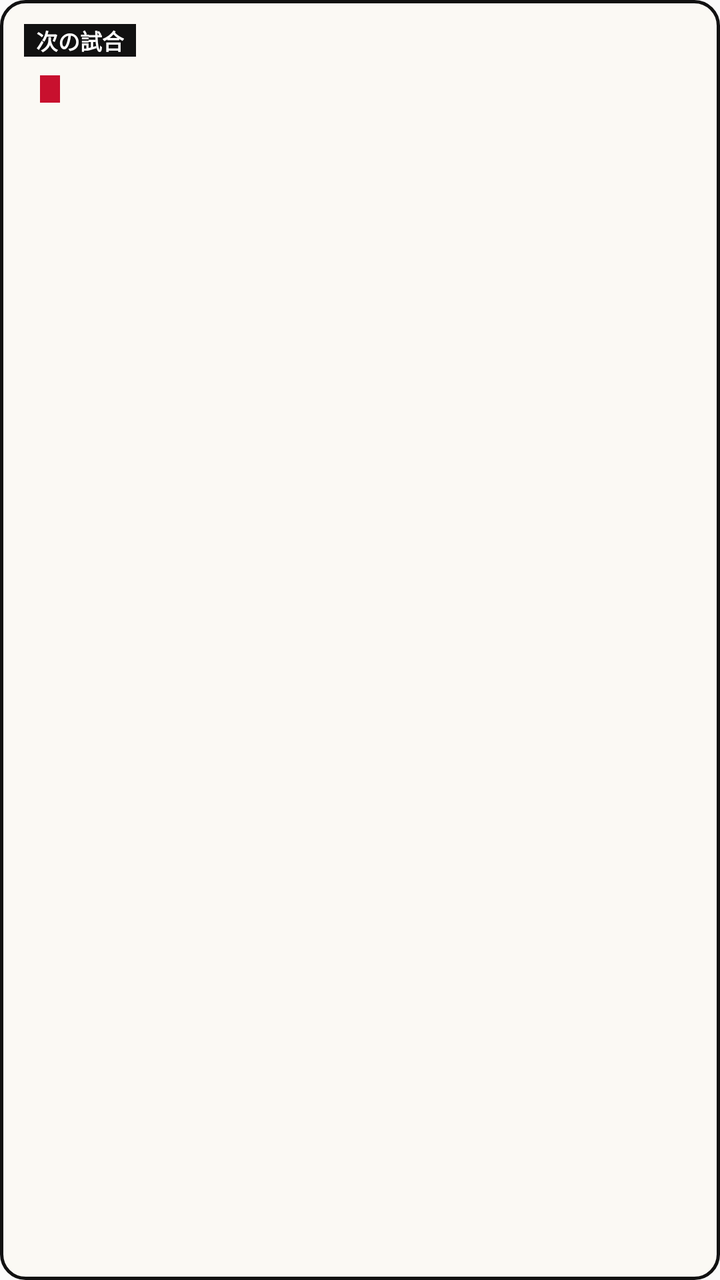
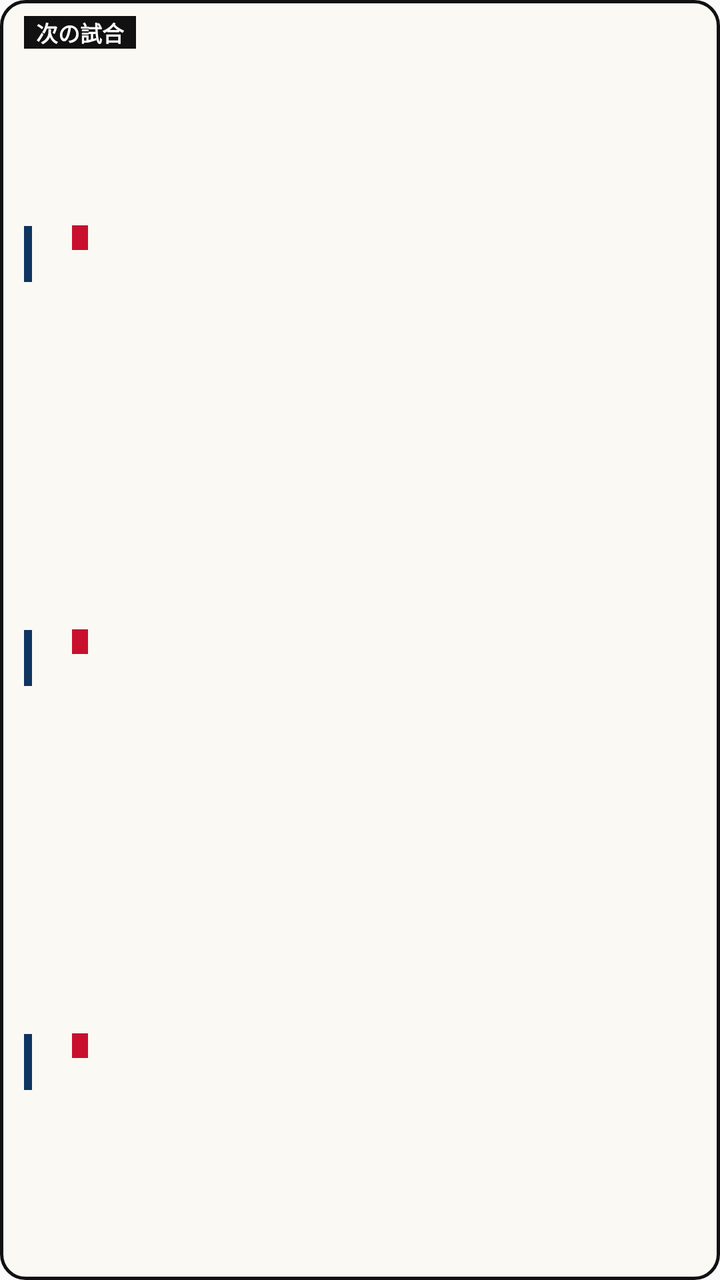

Screens rendered from an Android XML layout before and after an edit, with the pre-edit source and the edit as a unified diff.
<!-- AndroidManifest.xml: application theme Theme.FukuiTeamsApp -->
<!-- res/layout/widget_next_game.xml -->
<?xml version="1.0" encoding="utf-8"?>
<LinearLayout xmlns:android="http://schemas.android.com/apk/res/android"
    android:id="@+id/widget_root"
    android:layout_width="match_parent"
    android:layout_height="match_parent"
    android:background="@drawable/widget_bg"
    android:orientation="vertical"
    android:padding="12dp">

    <LinearLayout
        android:layout_width="match_parent"
        android:layout_height="wrap_content"
        android:gravity="center_vertical"
        android:orientation="horizontal">

        <TextView
            android:layout_width="wrap_content"
            android:layout_height="wrap_content"
            android:background="#111111"
            android:paddingStart="6dp"
            android:paddingEnd="6dp"
            android:text="次の試合"
            android:textColor="#FFFFFF"
            android:textSize="11sp"
            android:textStyle="bold" />

        <TextView
            android:id="@+id/widget_team"
            android:layout_width="0dp"
            android:layout_height="wrap_content"
            android:layout_marginStart="8dp"
            android:layout_weight="1"
            android:ellipsize="end"
            android:maxLines="1"
            android:textColor="#0F3460"
            android:textSize="12sp"
            android:textStyle="bold" />

        <TextView
            android:id="@+id/widget_invite"
            android:layout_width="wrap_content"
            android:layout_height="wrap_content"
            android:text="招待あり"
            android:textColor="#C8102E"
            android:textSize="11sp"
            android:textStyle="bold"
            android:visibility="gone" />
    </LinearLayout>

    <LinearLayout
        android:layout_width="match_parent"
        android:layout_height="wrap_content"
        android:layout_marginTop="4dp"
        android:gravity="center_vertical"
        android:orientation="horizontal">

        <TextView
            android:id="@+id/widget_date"
            android:layout_width="wrap_content"
            android:layout_height="wrap_content"
            android:fontFamily="serif"
            android:maxLines="1"
            android:textColor="#111111"
            android:textSize="18sp"
            android:textStyle="bold" />

        <TextView
            android:id="@+id/widget_homeaway"
            android:layout_width="wrap_content"
            android:layout_height="wrap_content"
            android:layout_marginStart="8dp"
            android:background="@drawable/widget_home_bg"
            android:paddingStart="5dp"
            android:paddingEnd="5dp"
            android:textColor="#FFFFFF"
            android:textSize="10sp"
            android:textStyle="bold" />
    </LinearLayout>

    <TextView
        android:id="@+id/widget_opponent"
        android:layout_width="match_parent"
        android:layout_height="wrap_content"
        android:ellipsize="end"
        android:fontFamily="serif"
        android:maxLines="1"
        android:textColor="#111111"
        android:textSize="16sp"
        android:textStyle="bold" />

    <TextView
        android:id="@+id/widget_venue"
        android:layout_width="match_parent"
        android:layout_height="wrap_content"
        android:ellipsize="end"
        android:maxLines="1"
        android:textColor="#55504A"
        android:textSize="11sp" />
</LinearLayout>
<!-- resources referenced by this layout -->
<resources>
  <!-- drawable widget_bg (drawable) -->
  <?xml version="1.0" encoding="utf-8"?>
  <shape xmlns:android="http://schemas.android.com/apk/res/android" android:shape="rectangle">
      <solid android:color="#FBF9F4" />
      <stroke android:width="1.5dp" android:color="#111111" />
      <corners android:radius="12dp" />
  </shape>
  <!-- drawable widget_home_bg (drawable) -->
  <?xml version="1.0" encoding="utf-8"?>
  <shape xmlns:android="http://schemas.android.com/apk/res/android" android:shape="rectangle">
      <solid android:color="#C8102E" />
  </shape>
  <style name="Theme.FukuiTeamsApp" parent="android:Theme.Material.Light.NoActionBar" />
</resources>

<!-- the commit's change to res/layout/widget_next_game.xml (unified diff, before → after) -->
@@ -5,95 +5,263 @@
     android:layout_height="match_parent"
     android:background="@drawable/widget_bg"
     android:orientation="vertical"
-    android:padding="12dp">
+    android:paddingStart="12dp"
+    android:paddingTop="8dp"
+    android:paddingEnd="12dp"
+    android:paddingBottom="8dp">
+
+    <TextView
+        android:layout_width="wrap_content"
+        android:layout_height="wrap_content"
+        android:layout_marginBottom="2dp"
+        android:background="#111111"
+        android:paddingStart="6dp"
+        android:paddingEnd="6dp"
+        android:text="次の試合"
+        android:textColor="#FFFFFF"
+        android:textSize="11sp"
+        android:textStyle="bold" />
 
     <LinearLayout
+        android:id="@+id/row_b"
         android:layout_width="match_parent"
-        android:layout_height="wrap_content"
+        android:layout_height="0dp"
+        android:layout_weight="1"
         android:gravity="center_vertical"
         android:orientation="horizontal">
 
         <TextView
-            android:layout_width="wrap_content"
-            android:layout_height="wrap_content"
-            android:background="#111111"
-            android:paddingStart="6dp"
-            android:paddingEnd="6dp"
-            android:text="次の試合"
-            android:textColor="#FFFFFF"
-            android:textSize="11sp"
-            android:textStyle="bold" />
-
-        <TextView
-            android:id="@+id/widget_team"
+            android:id="@+id/bar_b"
+            android:layout_width="4dp"
+            android:layout_height="28dp"
+            android:background="#0F3460" />
+
+        <LinearLayout
             android:layout_width="0dp"
             android:layout_height="wrap_content"
             android:layout_marginStart="8dp"
             android:layout_weight="1"
-            android:ellipsize="end"
-            android:maxLines="1"
-            android:textColor="#0F3460"
-            android:textSize="12sp"
-            android:textStyle="bold" />
-
-        <TextView
-            android:id="@+id/widget_invite"
+            android:orientation="vertical">
+
+            <LinearLayout
+                android:layout_width="match_parent"
+                android:layout_height="wrap_content"
+                android:gravity="center_vertical"
+                android:orientation="horizontal">
+
+                <TextView
+                    android:id="@+id/team_b"
+                    android:layout_width="wrap_content"
+                    android:layout_height="wrap_content"
+                    android:maxLines="1"
+                    android:textSize="11sp"
+                    android:textStyle="bold" />
+
+                <TextView
+                    android:id="@+id/date_b"
+                    android:layout_width="wrap_content"
+                    android:layout_height="wrap_content"
+                    android:layout_marginStart="6dp"
+                    android:fontFamily="serif"
+                    android:maxLines="1"
+                    android:textColor="#111111"
+                    android:textSize="14sp"
+                    android:textStyle="bold" />
+
+                <TextView
+                    android:id="@+id/homeaway_b"
+                    android:layout_width="wrap_content"
+                    android:layout_height="wrap_content"
+                    android:layout_marginStart="6dp"
+                    android:background="@drawable/widget_home_bg"
+                    android:paddingStart="4dp"
+                    android:paddingEnd="4dp"
+                    android:textColor="#FFFFFF"
+                    android:textSize="9sp"
+                    android:textStyle="bold" />
+            </LinearLayout>
+
+            <TextView
+                android:id="@+id/opp_b"
+                android:layout_width="match_parent"
+                android:layout_height="wrap_content"
+                android:ellipsize="end"
+                android:maxLines="1"
+                android:textColor="#55504A"
+                android:textSize="12sp" />
+        </LinearLayout>
+
+        <TextView
+            android:id="@+id/invite_b"
             android:layout_width="wrap_content"
             android:layout_height="wrap_content"
+            android:layout_marginStart="6dp"
             android:text="招待あり"
             android:textColor="#C8102E"
-            android:textSize="11sp"
+            android:textSize="10sp"
             android:textStyle="bold"
             android:visibility="gone" />
     </LinearLayout>
 
     <LinearLayout
+        android:id="@+id/row_r"
         android:layout_width="match_parent"
-        android:layout_height="wrap_content"
-        android:layout_marginTop="4dp"
+        android:layout_height="0dp"
+        android:layout_weight="1"
         android:gravity="center_vertical"
         android:orientation="horizontal">
 
         <TextView
-            android:id="@+id/widget_date"
+            android:id="@+id/bar_r"
+            android:layout_width="4dp"
+            android:layout_height="28dp"
+            android:background="#0F3460" />
+
+        <LinearLayout
+            android:layout_width="0dp"
+            android:layout_height="wrap_content"
+            android:layout_marginStart="8dp"
+            android:layout_weight="1"
+            android:orientation="vertical">
+
+            <LinearLayout
+                android:layout_width="match_parent"
+                android:layout_height="wrap_content"
+                android:gravity="center_vertical"
+                android:orientation="horizontal">
+
+                <TextView
+                    android:id="@+id/team_r"
+                    android:layout_width="wrap_content"
+                    android:layout_height="wrap_content"
+                    android:maxLines="1"
+                    android:textSize="11sp"
+                    android:textStyle="bold" />
+
+                <TextView
+                    android:id="@+id/date_r"
+                    android:layout_width="wrap_content"
+                    android:layout_height="wrap_content"
+                    android:layout_marginStart="6dp"
+                    android:fontFamily="serif"
+                    android:maxLines="1"
+                    android:textColor="#111111"
+                    android:textSize="14sp"
+                    android:textStyle="bold" />
+
+                <TextView
+                    android:id="@+id/homeaway_r"
+                    android:layout_width="wrap_content"
+                    android:layout_height="wrap_content"
+                    android:layout_marginStart="6dp"
+                    android:background="@drawable/widget_home_bg"
+                    android:paddingStart="4dp"
+                    android:paddingEnd="4dp"
+                    android:textColor="#FFFFFF"
+                    android:textSize="9sp"
+                    android:textStyle="bold" />
+            </LinearLayout>
+
+            <TextView
+                android:id="@+id/opp_r"
+                android:layout_width="match_parent"
+                android:layout_height="wrap_content"
+                android:ellipsize="end"
+                android:maxLines="1"
+                android:textColor="#55504A"
+                android:textSize="12sp" />
+        </LinearLayout>
+
+        <TextView
+            android:id="@+id/invite_r"
             android:layout_width="wrap_content"
             android:layout_height="wrap_content"
-            android:fontFamily="serif"
-            android:maxLines="1"
-            android:textColor="#111111"
-            android:textSize="18sp"
-            android:textStyle="bold" />
-
-        <TextView
-            android:id="@+id/widget_homeaway"
+            android:layout_marginStart="6dp"
+            android:text="招待あり"
+            android:textColor="#C8102E"
+            android:textSize="10sp"
+            android:textStyle="bold"
+            android:visibility="gone" />
+    </LinearLayout>
+
+    <LinearLayout
+        android:id="@+id/row_u"
+        android:layout_width="match_parent"
+        android:layout_height="0dp"
+        android:layout_weight="1"
+        android:gravity="center_vertical"
+        android:orientation="horizontal">
+
+        <TextView
+            android:id="@+id/bar_u"
+            android:layout_width="4dp"
+            android:layout_height="28dp"
+            android:background="#0F3460" />
+
+        <LinearLayout
+            android:layout_width="0dp"
+            android:layout_height="wrap_content"
+            android:layout_marginStart="8dp"
+            android:layout_weight="1"
+            android:orientation="vertical">
+
+            <LinearLayout
+                android:layout_width="match_parent"
+                android:layout_height="wrap_content"
+                android:gravity="center_vertical"
+                android:orientation="horizontal">
+
+                <TextView
+                    android:id="@+id/team_u"
+                    android:layout_width="wrap_content"
+                    android:layout_height="wrap_content"
+                    android:maxLines="1"
+                    android:textSize="11sp"
+                    android:textStyle="bold" />
+
+                <TextView
+                    android:id="@+id/date_u"
+                    android:layout_width="wrap_content"
+                    android:layout_height="wrap_content"
+                    android:layout_marginStart="6dp"
+                    android:fontFamily="serif"
+                    android:maxLines="1"
+                    android:textColor="#111111"
+                    android:textSize="14sp"
+                    android:textStyle="bold" />
+
+                <TextView
+                    android:id="@+id/homeaway_u"
+                    android:layout_width="wrap_content"
+                    android:layout_height="wrap_content"
+                    android:layout_marginStart="6dp"
+                    android:background="@drawable/widget_home_bg"
+                    android:paddingStart="4dp"
+                    android:paddingEnd="4dp"
+                    android:textColor="#FFFFFF"
+                    android:textSize="9sp"
+                    android:textStyle="bold" />
+            </LinearLayout>
+
+            <TextView
+                android:id="@+id/opp_u"
+                android:layout_width="match_parent"
+                android:layout_height="wrap_content"
+                android:ellipsize="end"
+                android:maxLines="1"
+                android:textColor="#55504A"
+                android:textSize="12sp" />
+        </LinearLayout>
+
+        <TextView
+            android:id="@+id/invite_u"
             android:layout_width="wrap_content"
             android:layout_height="wrap_content"
-            android:layout_marginStart="8dp"
-            android:background="@drawable/widget_home_bg"
-            android:paddingStart="5dp"
-            android:paddingEnd="5dp"
-            android:textColor="#FFFFFF"
+            android:layout_marginStart="6dp"
+            android:text="招待あり"
+            android:textColor="#C8102E"
             android:textSize="10sp"
-            android:textStyle="bold" />
+            android:textStyle="bold"
+            android:visibility="gone" />
     </LinearLayout>
-
-    <TextView
-        android:id="@+id/widget_opponent"
-        android:layout_width="match_parent"
-        android:layout_height="wrap_content"
-        android:ellipsize="end"
-        android:fontFamily="serif"
-        android:maxLines="1"
-        android:textColor="#111111"
-        android:textSize="16sp"
-        android:textStyle="bold" />
-
-    <TextView
-        android:id="@+id/widget_venue"
-        android:layout_width="match_parent"
-        android:layout_height="wrap_content"
-        android:ellipsize="end"
-        android:maxLines="1"
-        android:textColor="#55504A"
-        android:textSize="11sp" />
 </LinearLayout>
